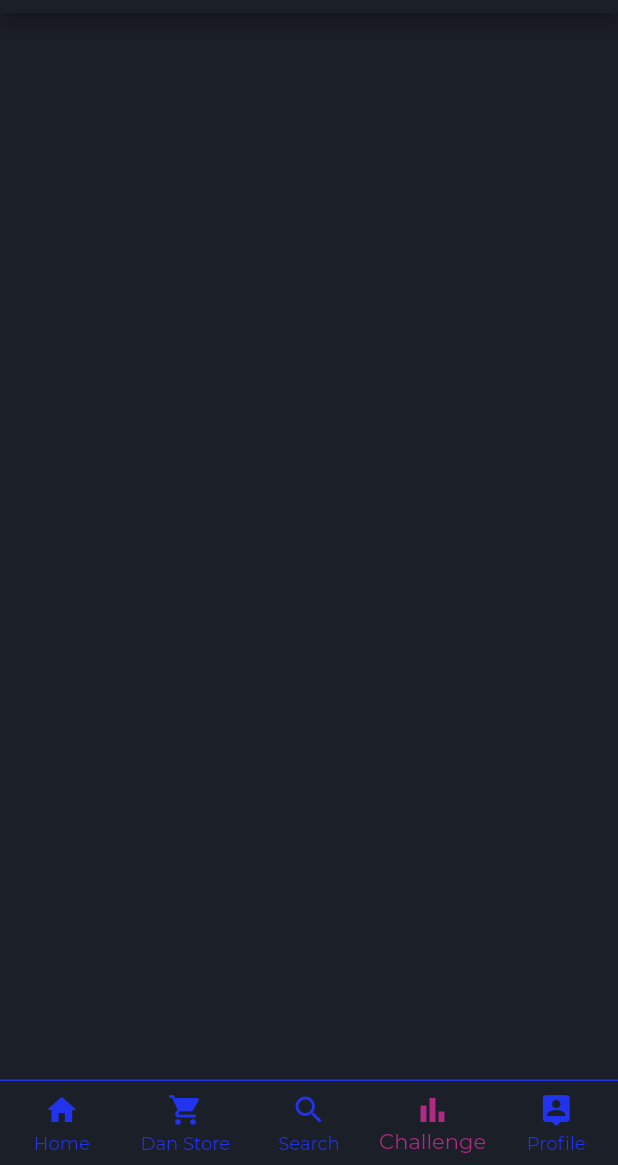
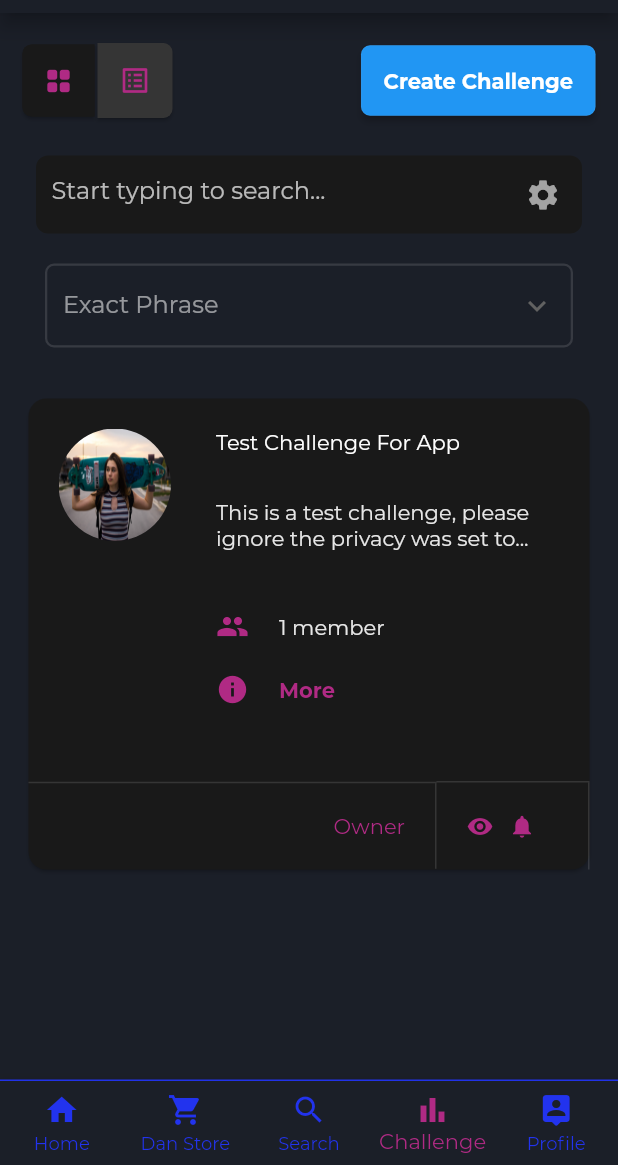
Before and after one commit to Uchemic25/digitalartnetwork, a Flutter app: the LandingPage screen opened by its route, item 4 of the bottom bar chosen, on a phone screen of 412 x 824 dp, the part 71-1236 px from its top. Run offline on Flutter 3.47's test engine with Material 2 defaults, Android fonts, the phone set to English and light mode, and no system bars; our stand-ins replace get, google_fonts.

Commit message:
challenge page done

```diff
--- /dev/null
+++ b/lib/controllers/challenges_page_controller.dart
@@ -0,0 +1,17 @@
+import 'package:get/get.dart';
+
+class ChallengesPageController extends GetxController {
+  var toggleView = true.obs;
+  var challengeFilterValue = 'Exact Phrase'.obs;
+
+  toggleViewStatus({required bool value}) {
+    toggleView.value = value;
+  }
+
+  final List<String> challengeFilterItems = [
+    'Exact Phrase',
+    'Fake time',
+    'Best time',
+    'Unknown time'
+  ];
+}
--- a/lib/controllers/profile_page_controller.dart
+++ b/lib/controllers/profile_page_controller.dart
@@ -7,7 +7,7 @@ class ProfileController extends GetxController {
   var selectedFollowersTabIndex = 0.obs;
 
   var toogleOnlineStatus = false.obs;
-  var idEmailNotifyValue = ''.obs;
+  var idEmailNotifyValue = 'Real time'.obs;
   var pageViewController = PageController(
     initialPage: 0,
   ).obs;
--- a/lib/main.dart
+++ b/lib/main.dart
@@ -3,6 +3,7 @@ import 'package:digitalart/screens/authentication/sign_in.dart';
 import 'package:flutter/material.dart';
 import 'package:get/get.dart';
 
+import 'controllers/challenges_page_controller.dart';
 import 'controllers/profile_page_controller.dart';
 import 'navigator/navigator.dart';
 
@@ -10,6 +11,7 @@ void main() {
   runApp(DigitalArtNetwork());
 
   Get.put(ProfileController());
+  Get.put(ChallengesPageController());
 }
 
 class DigitalArtNetwork extends StatelessWidget {
--- a/lib/res/util.dart
+++ b/lib/res/util.dart
@@ -1,5 +1,4 @@
 import 'package:digitalart/res/dimension.dart';
-import 'package:digitalart/screens/widgets/textview.dart';
 import 'package:flutter/material.dart';
 
 import 'color_resource.dart';
@@ -143,6 +142,7 @@ class Util {
     String? required = "*",
     String? label = "",
     IconData? icon,
+    Widget? suffixIcon,
     bool isIcon = false,
     double? size,
     double fontSize = 16,
@@ -153,6 +153,7 @@ class Util {
     bool buttonAvailable = false,
     int field = 0,
     int selectedField = 20,
+    double padding = 16,
     int maxLine = 1,
     Color borderColor = Colors.grey,
     Function()? onPressed,
@@ -184,7 +185,7 @@ class Util {
         InkWell(
           onTap: onPressed,
           child: Container(
-            padding: const EdgeInsets.all(16),
+            padding: EdgeInsets.all(padding),
             decoration: BoxDecoration(
               border: Border.all(
                   width: 1,
@@ -206,7 +207,8 @@ class Util {
                       keyboardType: inputType,
                       style:
                           TextStyle(fontSize: fontSize, color: Colors.white70),
-                      decoration: InputDecoration.collapsed(
+                      decoration: InputDecoration(
+                        suffixIcon: suffixIcon,
                         hintText: hint,
                         hintStyle: const TextStyle(color: Colors.white70),
                         border: InputBorder.none,
--- /dev/null
+++ b/lib/screens/pages/challenges/challenges_page.dart
@@ -0,0 +1,171 @@
+import 'package:flutter/material.dart';
+
+import '../../../controllers/challenges_page_controller.dart';
+import '../../../res/color_resource.dart';
+import '../../../res/util.dart';
+import '../../widgets/custom_button.dart';
+import '../../widgets/custom_text.dart';
+import 'package:get/get.dart';
+
+import '../../widgets/drop_down_view.dart';
+import 'widgets/challenge_card.dart';
+
+class ChallengesPage extends StatelessWidget {
+  ChallengesPage({Key? key}) : super(key: key);
+
+  var controller = Get.find<ChallengesPageController>();
+
+  @override
+  Widget build(BuildContext context) {
+    return Scaffold(
+        body: ListView(
+            shrinkWrap: true,
+            padding: const EdgeInsets.symmetric(horizontal: 15),
+            children: [
+          const SizedBox(
+            height: 20,
+          ),
+          Row(
+            children: [
+              displayType(),
+              const Spacer(),
+              ButtonView(
+                expanded: false,
+                padding:
+                    const EdgeInsets.symmetric(horizontal: 15, vertical: 15),
+                borderRadius: 6,
+                borderColor: ColorResource.lightDivider,
+                borderWidth: 0.3,
+                color: Colors.blue,
+                onPressed: () {},
+                child: const CustomText(
+                  text: 'Create Challenge',
+                  color: Colors.white,
+                  size: 14,
+                  weight: FontWeight.w600,
+                ),
+              ),
+            ],
+          ),
+          Padding(
+            padding: const EdgeInsets.symmetric(horizontal: 9.0, vertical: 0),
+            child: Util.registrationInputField(
+              label: '',
+              padding: 1,
+              hint: '  Start typing to search...',
+              suffixIcon: const Icon(
+                Icons.settings,
+                color: Colors.white60,
+              ),
+              required: '',
+              color: ColorResource.cardColor,
+              borderColor: Colors.transparent,
+            ),
+          ),
+          const SizedBox(
+            height: 20,
+          ),
+          Padding(
+            padding: const EdgeInsets.symmetric(horizontal: 15),
+            child: DropdownView(
+                borderColor: ColorResource.lightDivider,
+                borderRadius: 6,
+                filled: false,
+                fillColor: ColorResource.cardColor,
+                isDense: true,
+                value: controller.challengeFilterValue.value,
+                items: controller.challengeFilterItems
+                    .map<DropdownMenuItem<String>>((String value) {
+                  return DropdownMenuItem<String>(
+                    value: value,
+                    child: CustomText(color: Colors.white54, text: value),
+                  );
+                }).toList(),
+                validator: null,
+                hintText: '',
+                onChanged: (String? value) =>
+                    controller.challengeFilterValue.value = value!),
+          ),
+          const SizedBox(
+            height: 30,
+          ),
+          const ChallengeCard()
+        ]));
+  }
+
+  displayType() {
+    return Row(
+      mainAxisAlignment: MainAxisAlignment.center,
+      children: [
+        GestureDetector(
+          onTap: () {
+            controller.toggleViewStatus(value: true);
+          },
+          child: Card(
+            margin: const EdgeInsets.all(0),
+            shape: const RoundedRectangleBorder(
+                borderRadius: BorderRadius.only(
+              topLeft: Radius.circular(6),
+              bottomLeft: Radius.circular(6),
+            )),
+            color: ColorResource.cardColor,
+            child: Obx(() {
+              return Container(
+                padding: const EdgeInsets.all(14),
+                decoration: BoxDecoration(
+                  borderRadius: const BorderRadius.only(
+                    topLeft: Radius.circular(6),
+                    bottomLeft: Radius.circular(6),
+                  ),
+                  color: controller.toggleView.value
+                      ? ColorResource.cardColor
+                      : Colors.white12,
+                ),
+                child: Center(
+                    child: Icon(
+                  Icons.grid_view_rounded,
+                  size: 20,
+                  color: ColorResource.selectedTextColor,
+                )),
+              );
+            }),
+          ),
+        ),
+        GestureDetector(
+          onTap: () {
+            controller.toggleViewStatus(value: false);
+          },
+          child: Card(
+            margin: const EdgeInsets.only(left: 2),
+            shape: const RoundedRectangleBorder(
+                borderRadius: BorderRadius.only(
+              topRight: Radius.circular(6),
+              bottomRight: Radius.circular(6),
+            )),
+            color: ColorResource.cardColor,
+            child: Obx(() {
+              return Container(
+                padding: const EdgeInsets.all(14),
+                decoration: BoxDecoration(
+                  borderRadius: const BorderRadius.only(
+                    topRight: Radius.circular(6),
+                    bottomRight: Radius.circular(6),
+                  ),
+                  color: !controller.toggleView.value
+                      ? ColorResource.cardColor
+                      : Colors.white12,
+                ),
+                child: Center(
+                    child: Icon(
+                  Icons.list_alt,
+                  size: 22,
+                  color: ColorResource.selectedTextColor,
+                )),
+              );
+            }),
+          ),
+        ),
+      ],
+    );
+  }
+}
--- /dev/null
+++ b/lib/screens/pages/challenges/widgets/challenge_card.dart
@@ -0,0 +1,170 @@
+import 'package:digitalart/res/color_resource.dart';
+import 'package:flutter/material.dart';
+
+import '../../../widgets/custom_text.dart';
+
+class ChallengeCard extends StatelessWidget {
+  const ChallengeCard({Key? key}) : super(key: key);
+
+  @override
+  Widget build(BuildContext context) {
+    return Card(
+      color: ColorResource.cardColor,
+      shape: RoundedRectangleBorder(borderRadius: BorderRadius.circular(12)),
+      child: Column(
+        children: [
+          Padding(
+            padding: const EdgeInsets.all(20.0),
+            child: Row(
+              crossAxisAlignment: CrossAxisAlignment.start,
+              children: [
+                Container(
+                  height: 75,
+                  width: 75,
+                  decoration: const BoxDecoration(
+                      shape: BoxShape.circle,
+                      image: DecorationImage(
+                          image: AssetImage('assets/images/image2.jpeg'),
+                          fit: BoxFit.fill)),
+                ),
+                const SizedBox(
+                  width: 30,
+                ),
+                Flexible(
+                  child: Column(
+                    crossAxisAlignment: CrossAxisAlignment.start,
+                    children: [
+                      const CustomText(
+                        text: 'Test Challenge For App',
+                        color: ColorResource.lightPrimary,
+                        size: 14,
+                        weight: FontWeight.w500,
+                      ),
+                      const SizedBox(
+                        height: 30,
+                      ),
+                      const CustomText(
+                        text:
+                            'This is a test challenge, please ignore the privacy was set to...',
+                        color: ColorResource.grey,
+                        size: 14,
+                        weight: FontWeight.w400,
+                      ),
+                      const SizedBox(
+                        height: 40,
+                      ),
+                      Row(
+                        children: [
+                          Icon(
+                            Icons.people,
+                            color: ColorResource.selectedTextColor,
+                            size: 22,
+                          ),
+                          const SizedBox(
+                            width: 20,
+                          ),
+                          const CustomText(
+                            text: '1 member',
+                            color: ColorResource.grey,
+                            size: 14,
+                            weight: FontWeight.w500,
+                          ),
+                        ],
+                      ),
+                      const SizedBox(
+                        height: 20,
+                      ),
+                      Row(
+                        children: [
+                          Icon(
+                            Icons.info,
+                            color: ColorResource.selectedTextColor,
+                            size: 22,
+                          ),
+                          const SizedBox(
+                            width: 20,
+                          ),
+                          CustomText(
+                            text: 'More',
+                            color: ColorResource.selectedTextColor,
+                            size: 14,
+                            weight: FontWeight.w800,
+                          ),
+                        ],
+                      )
+                    ],
+                  ),
+                ),
+              ],
+            ),
+          ),
+          const SizedBox(
+            height: 30,
+          ),
+          Row(
+            children: [
+              Expanded(
+                flex: 8,
+                child: Container(
+                  padding: const EdgeInsets.all(20),
+                  decoration: const BoxDecoration(
+                      border: Border(
+                    top: BorderSide(
+                      color: Colors.white12,
+                    ),
+                    right: BorderSide(
+                      color: Colors.white12,
+                    ),
+                  )),
+                  child: Align(
+                    alignment: Alignment.centerRight,
+                    child: CustomText(
+                      text: 'Owner',
+                      color: ColorResource.selectedTextColor,
+                      size: 14,
+                      weight: FontWeight.w400,
+                    ),
+                  ),
+                ),
+              ),
+              Expanded(
+                flex: 3,
+                child: Container(
+                  padding: const EdgeInsets.all(20),
+                  decoration: const BoxDecoration(
+                      border: Border(
+                    top: BorderSide(
+                      color: Colors.white12,
+                    ),
+                    right: BorderSide(
+                      color: Colors.white12,
+                    ),
+                  )),
+                  child: Align(
+                      alignment: Alignment.centerRight,
+                      child: Row(
+                        children: [
+                          Icon(
+                            Icons.visibility,
+                            color: ColorResource.selectedTextColor,
+                            size: 18,
+                          ),
+                          const SizedBox(
+                            width: 10,
+                          ),
+                          Icon(
+                            Icons.notifications,
+                            color: ColorResource.selectedTextColor,
+                            size: 18,
+                          ),
+                        ],
+                      )),
+                ),
+              )
+            ],
+          )
+        ],
+      ),
+    );
+  }
+}
--- a/lib/screens/pages/landing_page.dart
+++ b/lib/screens/pages/landing_page.dart
@@ -5,6 +5,7 @@ import '../../res/color_resource.dart';
 import 'home.dart';
 import 'details_page.dart';
 import 'profile/profile_page.dart';
+import 'challenges/challenges_page.dart';
 
 class LandingPage extends StatefulWidget {
   const LandingPage({Key? key}) : super(key: key);
@@ -24,7 +25,7 @@ class _LandingPageState extends State<LandingPage> {
     DigitalHomePage(),
     Container(),
     Container(),
-    Container(),
+    ChallengesPage(),
     UserProfilePage(),
   ];
 
--- a/lib/screens/pages/profile/profile_page.dart
+++ b/lib/screens/pages/profile/profile_page.dart
@@ -4,7 +4,7 @@ import 'package:get/get.dart';
 import '../../../controllers/profile_page_controller.dart';
 import 'widgets/about_section.dart';
 import 'widgets/banner_section.dart';
-import 'widgets/followers_section.dart';
+import 'widgets/follow_section.dart';
 import 'widgets/profile_details.dart';
 import 'widgets/stream_section.dart';
 
--- a/lib/screens/pages/profile/widgets/about_section.dart
+++ b/lib/screens/pages/profile/widgets/about_section.dart
@@ -8,7 +8,7 @@ import 'package:get/get.dart';
 import '../../../../controllers/profile_page_controller.dart';
 import 'about_page.dart';
 import 'account_section.dart';
-import 'followers_section.dart';
+import 'follow_section.dart';
 import 'prefrences_section.dart';
 
 class AboutSection extends StatelessWidget {
--- a/lib/screens/pages/profile/widgets/notification_section.dart
+++ b/lib/screens/pages/profile/widgets/notification_section.dart
@@ -37,15 +37,15 @@ class NotificationPage extends StatelessWidget {
           child: DropdownView(
               borderColor: ColorResource.lightDivider,
               borderRadius: 6,
+              filled: false,
               fillColor: ColorResource.cardColor,
               isDense: true,
-              prefixIcon: Container(),
               value: controller.idEmailNotifyValue.value,
               items: controller.idEmailNotifyItems
                   .map<DropdownMenuItem<String>>((String value) {
                 return DropdownMenuItem<String>(
                   value: value,
-                  child: Text(value),
+                  child: CustomText(color: Colors.white54, text: value),
                 );
               }).toList(),
               validator: null,
```
Also changed, not shown: pubspec.lock, 1 other file.
